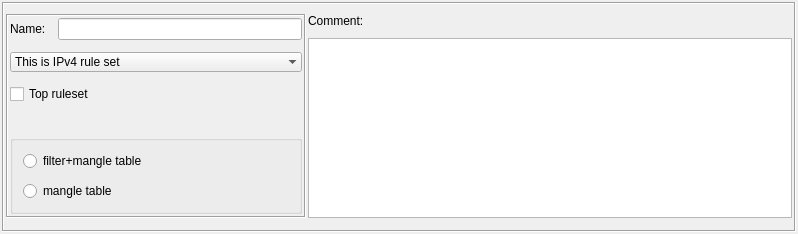
The window that src/gui/rulesetdialog_q.ui (fwbuilder/fwbuilder) describes before a commit, drawn with Qt 5.
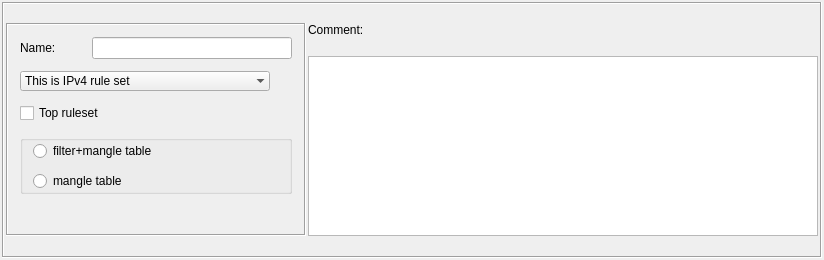
The same window after the commit.

```diff
--- a/src/gui/rulesetdialog_q.ui
+++ b/src/gui/rulesetdialog_q.ui
@@ -8,26 +8,21 @@
    <rect>
     <x>0</x>
     <y>0</y>
-    <width>798</width>
-    <height>234</height>
+    <width>824</width>
+    <height>260</height>
    </rect>
   </property>
+  <property name="sizePolicy" >
+   <sizepolicy vsizetype="MinimumExpanding" hsizetype="Preferred" >
+    <horstretch>0</horstretch>
+    <verstretch>0</verstretch>
+   </sizepolicy>
+  </property>
   <property name="windowTitle" >
    <string>Ruleset</string>
   </property>
-  <layout class="QGridLayout" >
-   <property name="margin" >
-    <number>2</number>
-   </property>
-   <property name="spacing" >
-    <number>0</number>
-   </property>
+  <layout class="QGridLayout" name="gridLayout_3" >
    <item row="0" column="0" >
-    <layout class="QVBoxLayout" >
-     <property name="spacing" >
-      <number>2</number>
-     </property>
-     <item>
       <widget class="QFrame" name="frame7" >
        <property name="frameShape" >
         <enum>QFrame::Box</enum>
@@ -63,6 +58,12 @@
            <enum>QFrame::Sunken</enum>
           </property>
           <layout class="QGridLayout" name="gridLayout" >
+         <property name="sizeConstraint" >
+          <enum>QLayout::SetDefaultConstraint</enum>
+         </property>
+         <property name="margin" >
+          <number>12</number>
+         </property>
            <property name="spacing" >
             <number>12</number>
            </property>
@@ -80,20 +81,38 @@
             <widget class="QLineEdit" name="obj_name" >
              <property name="sizePolicy" >
               <sizepolicy vsizetype="Fixed" hsizetype="Preferred" >
-               <horstretch>200</horstretch>
+             <horstretch>0</horstretch>
                <verstretch>0</verstretch>
               </sizepolicy>
              </property>
              <property name="minimumSize" >
               <size>
-               <width>0</width>
+             <width>200</width>
                <height>0</height>
               </size>
              </property>
+           <property name="maximumSize" >
+            <size>
+             <width>16777215</width>
+             <height>250</height>
+            </size>
+           </property>
             </widget>
            </item>
            <item row="1" column="0" colspan="2" >
             <widget class="QComboBox" name="ipv4_6_rule_set" >
+           <property name="minimumSize" >
+            <size>
+             <width>0</width>
+             <height>0</height>
+            </size>
+           </property>
+           <property name="maximumSize" >
+            <size>
+             <width>250</width>
+             <height>16777215</height>
+            </size>
+           </property>
              <property name="frame" >
               <bool>false</bool>
              </property>
@@ -121,24 +140,35 @@
              </property>
             </widget>
            </item>
-           <item row="3" column="1" >
-            <spacer name="verticalSpacer" >
-             <property name="orientation" >
-              <enum>Qt::Vertical</enum>
-             </property>
-             <property name="sizeHint" stdset="0" >
-              <size>
-               <width>28</width>
-               <height>1</height>
-              </size>
-             </property>
-            </spacer>
-           </item>
-           <item row="4" column="0" colspan="2" >
+         <item row="3" column="0" colspan="2" >
             <widget class="QGroupBox" name="iptables_only" >
+           <property name="sizePolicy" >
+            <sizepolicy vsizetype="MinimumExpanding" hsizetype="Preferred" >
+             <horstretch>0</horstretch>
+             <verstretch>0</verstretch>
+            </sizepolicy>
+           </property>
+           <property name="minimumSize" >
+            <size>
+             <width>200</width>
+             <height>0</height>
+            </size>
+           </property>
+           <property name="maximumSize" >
+            <size>
+             <width>16777215</width>
+             <height>16777215</height>
+            </size>
+           </property>
+           <property name="layoutDirection" >
+            <enum>Qt::LeftToRight</enum>
+           </property>
              <property name="title" >
               <string/>
              </property>
+           <property name="alignment" >
+            <set>Qt::AlignLeading|Qt::AlignLeft|Qt::AlignTop</set>
+           </property>
              <property name="flat" >
               <bool>true</bool>
              </property>
@@ -147,13 +177,13 @@
                <number>10</number>
               </property>
               <property name="topMargin" >
-               <number>10</number>
+             <number>0</number>
               </property>
               <property name="rightMargin" >
                <number>2</number>
               </property>
               <property name="bottomMargin" >
-               <number>10</number>
+             <number>0</number>
               </property>
               <property name="verticalSpacing" >
                <number>10</number>
@@ -175,6 +205,19 @@
              </layout>
             </widget>
            </item>
+         <item row="4" column="1" >
+          <spacer name="verticalSpacer" >
+           <property name="orientation" >
+            <enum>Qt::Vertical</enum>
+           </property>
+           <property name="sizeHint" stdset="0" >
+            <size>
+             <width>20</width>
+             <height>21</height>
+            </size>
+           </property>
+          </spacer>
+         </item>
           </layout>
          </widget>
         </item>
@@ -221,8 +264,6 @@
         </item>
        </layout>
       </widget>
-     </item>
-    </layout>
    </item>
   </layout>
  </widget>
```
Lines whose indentation alone changed are shown as unchanged.
